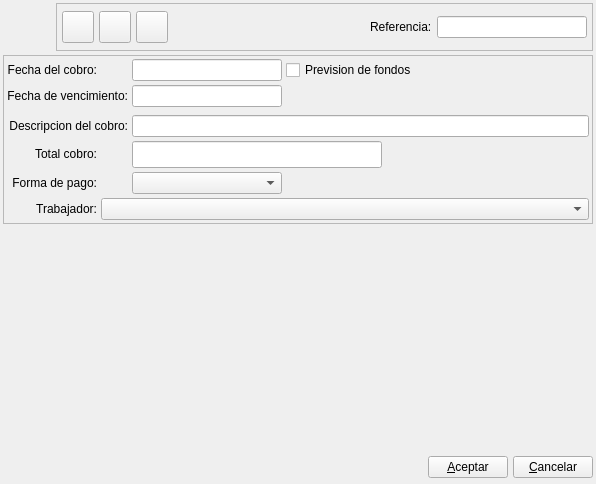
Old version of the form bulmages/bulmafact/plugins/pluginbf_clientecobro/cobrobase.ui in the repository eboladev/Bulmages-1.
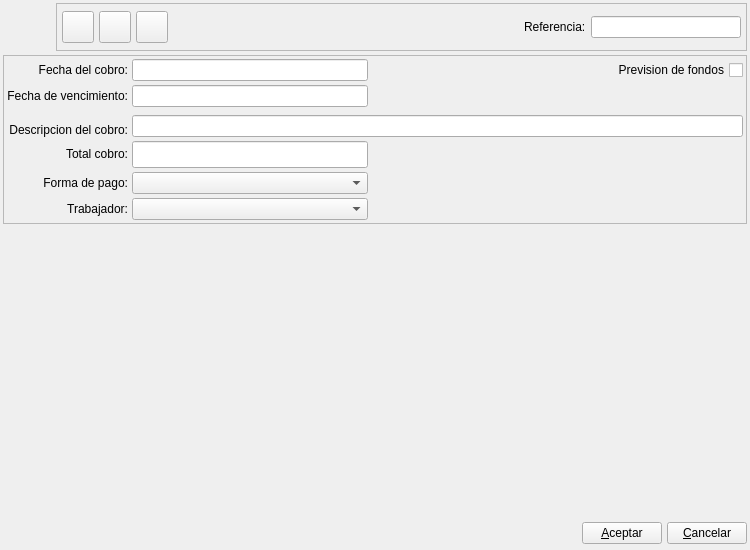
New version of the form. Icons and pictures are not drawn. Custom widgets are drawn as their Qt base class.

Commit message:
Actualizo interface de algunas ventanas para cumplir con la guía de estilo visual (que toca revisar porque es antigua, de 2006).
*********************************
Fco. Javier M. C.
*********************************
          Todo-Redes
        C/.Begonia, 12
   07010 Palma de Mallorca.
      Tel: +34-971499071
   http://www.todo-redes.com
  comercial(en)todo-redes.com
*********************************

```diff
--- a/bulmages/bulmafact/plugins/pluginbf_clientecobro/cobrobase.ui
+++ b/bulmages/bulmafact/plugins/pluginbf_clientecobro/cobrobase.ui
@@ -7,14 +7,14 @@
    <rect>
     <x>0</x>
     <y>0</y>
-    <width>596</width>
-    <height>484</height>
+    <width>750</width>
+    <height>550</height>
    </rect>
   </property>
   <property name="minimumSize">
    <size>
-    <width>500</width>
-    <height>400</height>
+    <width>750</width>
+    <height>550</height>
    </size>
   </property>
   <property name="windowTitle">
@@ -24,8 +24,8 @@
    <iconset resource="../../../bulmages.qrc">
     <normaloff>:/Images/receive.png</normaloff>:/Images/receive.png</iconset>
   </property>
-  <layout class="QVBoxLayout" name="verticalLayout">
-   <item>
+  <layout class="QGridLayout" name="gridLayout_2">
+   <item row="0" column="0">
     <layout class="QHBoxLayout">
      <property name="spacing">
       <number>5</number>
@@ -237,7 +237,7 @@
      </item>
     </layout>
    </item>
-   <item>
+   <item row="1" column="0">
     <widget class="QFrame" name="frame_2">
      <property name="frameShape">
       <enum>QFrame::StyledPanel</enum>
@@ -262,40 +262,52 @@
         </property>
        </widget>
       </item>
-      <item row="0" column="2">
-       <layout class="QHBoxLayout">
-        <item>
+      <item row="0" column="1">
          <widget class="BlDateSearch" name="mui_fechacobro">
+        <property name="sizePolicy">
+         <sizepolicy hsizetype="Expanding" vsizetype="Preferred">
+          <horstretch>0</horstretch>
+          <verstretch>0</verstretch>
+         </sizepolicy>
+        </property>
           <property name="minimumSize">
            <size>
             <width>150</width>
             <height>0</height>
            </size>
           </property>
-          <property name="maximumSize">
-           <size>
-            <width>150</width>
-            <height>16777215</height>
-           </size>
-          </property>
-         </widget>
-        </item>
-        <item>
+       </widget>
+      </item>
+      <item row="0" column="2">
+       <spacer name="horizontalSpacer_3">
+        <property name="orientation">
+         <enum>Qt::Horizontal</enum>
+        </property>
+        <property name="sizeHint" stdset="0">
+         <size>
+          <width>225</width>
+          <height>20</height>
+         </size>
+        </property>
+       </spacer>
+      </item>
+      <item row="0" column="3">
          <widget class="QCheckBox" name="mui_previsioncobro">
           <property name="sizePolicy">
-           <sizepolicy hsizetype="Expanding" vsizetype="Fixed">
+         <sizepolicy hsizetype="Preferred" vsizetype="Fixed">
             <horstretch>0</horstretch>
             <verstretch>0</verstretch>
            </sizepolicy>
           </property>
+        <property name="layoutDirection">
+         <enum>Qt::RightToLeft</enum>
+        </property>
           <property name="text">
            <string>Prevision de fondos</string>
           </property>
          </widget>
         </item>
-       </layout>
-      </item>
-      <item row="1" column="0" colspan="2">
+      <item row="1" column="0">
        <widget class="QLabel" name="textLabel1_2_4">
         <property name="sizePolicy">
          <sizepolicy hsizetype="Preferred" vsizetype="Fixed">
@@ -311,40 +323,36 @@
         </property>
        </widget>
       </item>
-      <item row="1" column="2">
-       <layout class="QHBoxLayout">
-        <item>
+      <item row="1" column="1">
          <widget class="BlDateSearch" name="mui_fechavenccobro">
+        <property name="sizePolicy">
+         <sizepolicy hsizetype="Expanding" vsizetype="Preferred">
+          <horstretch>0</horstretch>
+          <verstretch>0</verstretch>
+         </sizepolicy>
+        </property>
           <property name="minimumSize">
            <size>
             <width>150</width>
             <height>0</height>
            </size>
           </property>
-          <property name="maximumSize">
-           <size>
-            <width>150</width>
-            <height>16777215</height>
-           </size>
-          </property>
-         </widget>
-        </item>
-        <item>
+       </widget>
+      </item>
+      <item row="1" column="2" colspan="2">
          <spacer>
           <property name="orientation">
            <enum>Qt::Horizontal</enum>
           </property>
           <property name="sizeHint" stdset="0">
            <size>
-            <width>40</width>
+          <width>363</width>
             <height>20</height>
            </size>
           </property>
          </spacer>
         </item>
-       </layout>
-      </item>
-      <item row="2" column="0" colspan="3">
+      <item row="2" column="0" rowspan="2" colspan="4">
        <widget class="BlSearchWidget" name="mui_idcliente" native="true">
         <property name="sizePolicy">
          <sizepolicy hsizetype="Expanding" vsizetype="Preferred">
@@ -354,7 +362,7 @@
         </property>
        </widget>
       </item>
-      <item row="3" column="0" colspan="2">
+      <item row="4" column="0">
        <widget class="QLabel" name="textLabel1_2_2_3_2">
         <property name="sizePolicy">
          <sizepolicy hsizetype="Preferred" vsizetype="Fixed">
@@ -373,7 +381,7 @@
         </property>
        </widget>
       </item>
-      <item row="3" column="2">
+      <item row="3" column="1" rowspan="2" colspan="3">
        <widget class="QLineEdit" name="mui_comentcobro">
         <property name="sizePolicy">
          <sizepolicy hsizetype="Expanding" vsizetype="Preferred">
@@ -381,9 +389,15 @@
           <verstretch>0</verstretch>
          </sizepolicy>
         </property>
+        <property name="minimumSize">
+         <size>
+          <width>150</width>
+          <height>0</height>
+         </size>
+        </property>
        </widget>
       </item>
-      <item row="4" column="0">
+      <item row="5" column="0">
        <widget class="QLabel" name="textLabel1_4_4">
         <property name="sizePolicy">
          <sizepolicy hsizetype="Preferred" vsizetype="Fixed">
@@ -402,22 +416,20 @@
         </property>
        </widget>
       </item>
-      <item row="4" column="2">
-       <layout class="QHBoxLayout">
-        <item>
+      <item row="5" column="1">
          <widget class="QLineEdit" name="mui_cantcobro">
           <property name="enabled">
            <bool>true</bool>
           </property>
           <property name="sizePolicy">
-           <sizepolicy hsizetype="Fixed" vsizetype="Preferred">
+         <sizepolicy hsizetype="Expanding" vsizetype="Preferred">
             <horstretch>0</horstretch>
             <verstretch>0</verstretch>
            </sizepolicy>
           </property>
           <property name="minimumSize">
            <size>
-            <width>250</width>
+          <width>150</width>
             <height>0</height>
            </size>
           </property>
@@ -436,22 +448,20 @@
           </property>
          </widget>
         </item>
-        <item>
+      <item row="5" column="2" colspan="2">
          <spacer>
           <property name="orientation">
            <enum>Qt::Horizontal</enum>
           </property>
           <property name="sizeHint" stdset="0">
            <size>
-            <width>40</width>
-            <height>20</height>
+          <width>363</width>
+          <height>24</height>
            </size>
           </property>
          </spacer>
         </item>
-       </layout>
-      </item>
-      <item row="5" column="0">
+      <item row="6" column="0">
        <widget class="QLabel" name="label11">
         <property name="sizePolicy">
          <sizepolicy hsizetype="Preferred" vsizetype="Fixed">
@@ -470,23 +480,36 @@
         </property>
        </widget>
       </item>
-      <item row="5" column="2">
+      <item row="6" column="1">
        <widget class="BfBuscarFormaPago" name="mui_idforma_pago">
+        <property name="sizePolicy">
+         <sizepolicy hsizetype="Preferred" vsizetype="Preferred">
+          <horstretch>0</horstretch>
+          <verstretch>0</verstretch>
+         </sizepolicy>
+        </property>
         <property name="minimumSize">
          <size>
           <width>150</width>
           <height>0</height>
          </size>
         </property>
-        <property name="maximumSize">
-         <size>
-          <width>150</width>
-          <height>16777215</height>
-         </size>
-        </property>
        </widget>
       </item>
-      <item row="6" column="0">
+      <item row="6" column="2" colspan="2">
+       <spacer name="horizontalSpacer">
+        <property name="orientation">
+         <enum>Qt::Horizontal</enum>
+        </property>
+        <property name="sizeHint" stdset="0">
+         <size>
+          <width>363</width>
+          <height>20</height>
+         </size>
+        </property>
+       </spacer>
+      </item>
+      <item row="7" column="0">
        <widget class="QLabel" name="label_4">
         <property name="sizePolicy">
          <sizepolicy hsizetype="Preferred" vsizetype="Fixed">
@@ -505,10 +528,10 @@
         </property>
        </widget>
       </item>
-      <item row="6" column="1" colspan="2">
+      <item row="7" column="1">
        <widget class="BfBuscarTrabajador" name="mui_idtrabajador">
         <property name="sizePolicy">
-         <sizepolicy hsizetype="Expanding" vsizetype="Fixed">
+         <sizepolicy hsizetype="Preferred" vsizetype="Preferred">
           <horstretch>0</horstretch>
           <verstretch>0</verstretch>
          </sizepolicy>
@@ -521,10 +544,23 @@
         </property>
        </widget>
       </item>
+      <item row="7" column="2" colspan="2">
+       <spacer name="horizontalSpacer_2">
+        <property name="orientation">
+         <enum>Qt::Horizontal</enum>
+        </property>
+        <property name="sizeHint" stdset="0">
+         <size>
+          <width>363</width>
+          <height>20</height>
+         </size>
+        </property>
+       </spacer>
+      </item>
      </layout>
     </widget>
    </item>
-   <item>
+   <item row="2" column="0">
     <spacer>
      <property name="orientation">
       <enum>Qt::Vertical</enum>
@@ -537,7 +573,7 @@
      </property>
     </spacer>
    </item>
-   <item>
+   <item row="3" column="0">
     <layout class="QHBoxLayout">
      <property name="spacing">
       <number>5</number>
```
Left out of the diff: 12 changed lines with no effect on the pictures. Lines whose indentation alone changed are shown as unchanged. The commit also changes 7 other files.
